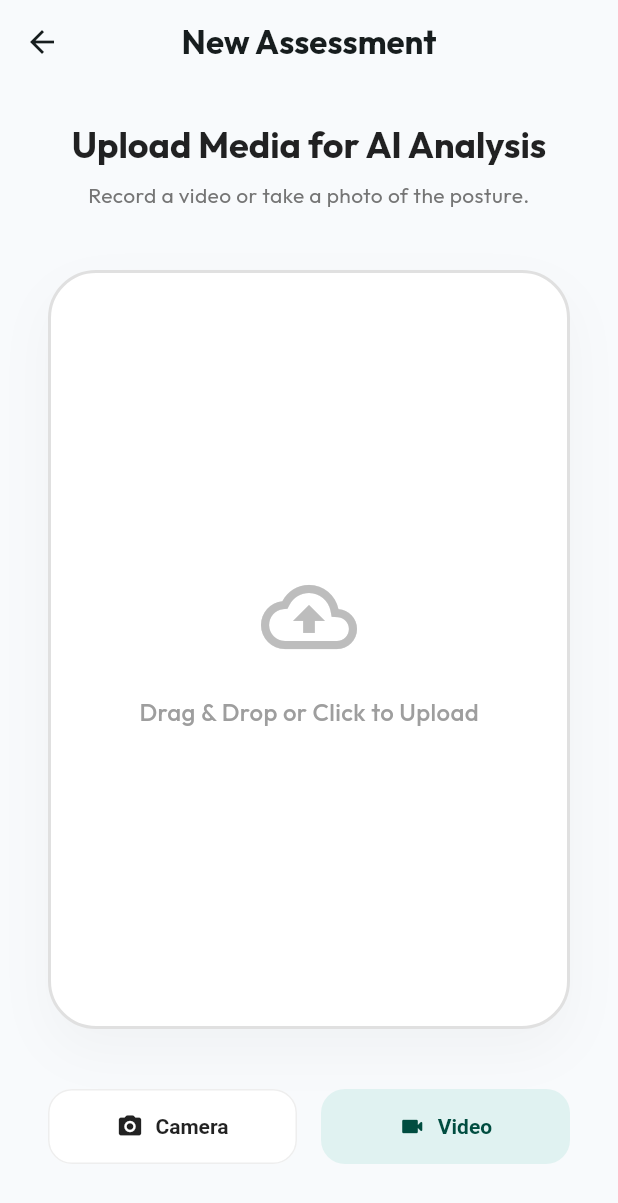
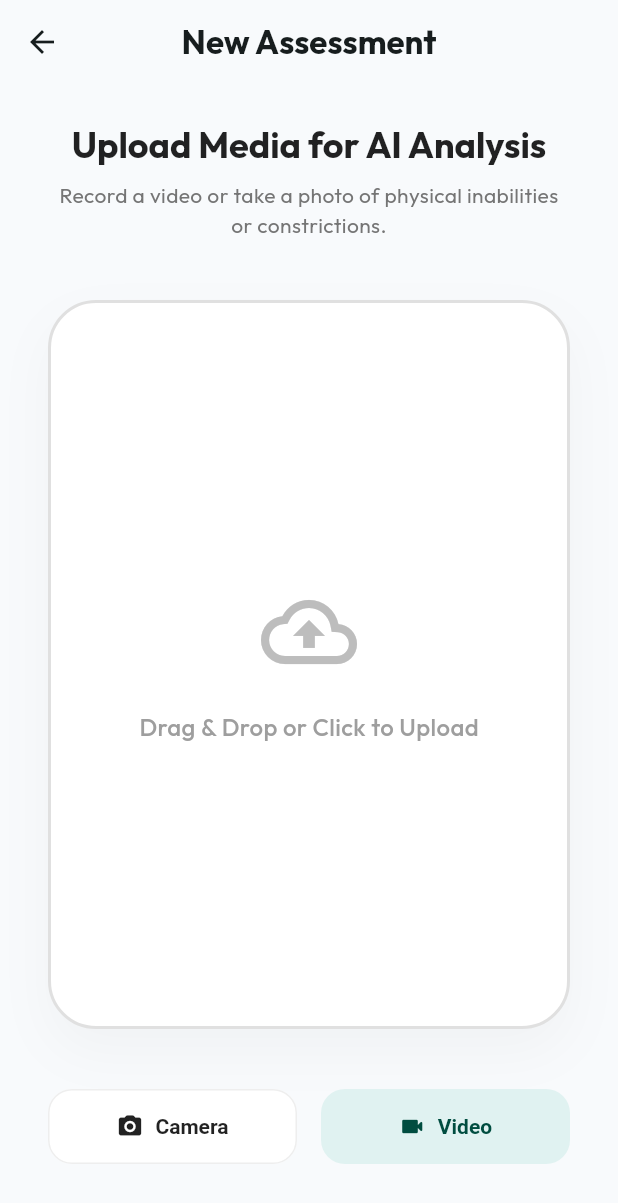
Before and after one commit to Code-Assassin-Fred/form-fit-learner, a Flutter app: the AssessmentScreen screen opened directly, on a phone screen of 412 x 824 dp. Shown: the top 1203 px of the screen. Run offline on Flutter 3.47's test engine with Material 3 defaults, Android fonts, the light colour scheme and no system bars; drawn by our look-alikes of flutter_animate; our stand-ins replace cloud_functions, firebase_auth, firebase_core, firebase_storage, freezed_annotation, google_fonts and 1 more; accounts and stored records are empty; generated files the repository leaves out were written again; statements that could not run were skipped.

Commit message:
shift the application's core messaging and AI logic toward physical inabilities and constrictions

```diff
--- a/apps/lib/screens/assessment_screen.dart
+++ b/apps/lib/screens/assessment_screen.dart
@@ -118,7 +118,7 @@ class _AssessmentScreenState extends State<AssessmentScreen> {
                 ).animate().fadeIn().slideY(begin: -0.2),
                 const SizedBox(height: 8),
                 Text(
-                  'Record a video or take a photo of the posture.',
+                  'Record a video or take a photo of physical inabilities or constrictions.',
                   style: TextStyle(color: Colors.grey.shade600),
                   textAlign: TextAlign.center,
                 ).animate().fadeIn(delay: 200.ms),
@@ -228,7 +228,7 @@ class _AssessmentScreenState extends State<AssessmentScreen> {
                             width: 24,
                             child: CircularProgressIndicator(color: Colors.white, strokeWidth: 2),
                           )
-                        : const Text('Analyze Posture & Barriers', style: TextStyle(fontSize: 18)),
+                        : const Text('Analyze Physical Inabilities & Barriers', style: TextStyle(fontSize: 18)),
                   ).animate().fadeIn().scale(),
                 const SizedBox(height: 24),
               ],
--- a/packages/ai_module/lib/src/prompts.dart
+++ b/packages/ai_module/lib/src/prompts.dart
@@ -1,17 +1,17 @@
 class PhysicalBarrierPrompts {
   static const String analysisPrompt = '''
-Identify physical learning barriers from the provided media (image/video frames).
+Identify physical inabilities and constrictions from the provided media (image/video frames).
 Focus on:
-1. Posture: Slumping, head position, seating alignment.
-2. Ergonomics: Table height, chair support, reach range.
-3. Fine Motor/Grip: How they hold writing/learning tools.
-4. Stability: Tremors, wrist position, arm support.
+1. Physical Inabilities: Missing limbs, paralysis, specific anatomical absence.
+2. Physical Constrictions: Limited reach, rigid joints, rigid posture, tremors.
+3. Fine Motor/Grip: How physical constraints affect tool usage.
+4. Functional Interaction: How the individual adapts their physical state to learn.
 
 Output a structured JSON report with:
-- "issue": Short name of the issue.
-- "details": Description of observed behavior.
-- "impact": How it affects learning.
-- "category": 'grip', 'posture', 'stability', or 'seating'.
+- "issue": Short name of the physical constraint.
+- "details": Description of observed physical state and challenges.
+- "impact": How it affects learning and engagement.
+- "category": 'grip', 'adaptation', 'stability', or 'accessibility'.
 ''';
 
   static String generateReportPrompt(Map<String, dynamic> analysis) {
--- a/packages/stl_generator/lib/src/tool_mapper.dart
+++ b/packages/stl_generator/lib/src/tool_mapper.dart
@@ -12,9 +12,9 @@ class ToolMapper {
     'desk_incline': AssistiveTool(
       id: 'desk_incline',
       name: 'Desk Incline Wedge',
-      description: 'Raises the learning surface to improve posture and head position.',
+      description: 'Raises the learning surface to adapt to physical constrictions and improve accessibility.',
       stlPath: 'tools/desk_incline.stl',
-      category: 'posture',
+      category: 'adaptation',
     ),
     'wrist_cuff': AssistiveTool(
       id: 'wrist_cuff',
@@ -26,9 +26,9 @@ class ToolMapper {
     'hip_stabilizer': AssistiveTool(
       id: 'hip_stabilizer',
       name: 'Hip Stabilizer',
-      description: 'Provides lateral support to ensure a stable seated position.',
+      description: 'Provides lateral support to ensure a stable seated position for physical inabilities.',
       stlPath: 'tools/hip_stabilizer.stl',
-      category: 'seating',
+      category: 'accessibility',
     ),
   };
 
@@ -37,9 +37,9 @@ class ToolMapper {
     final String? category = analysisResults['category'];
 
     if (category == 'grip') return _toolDatabase['pencil_grip'];
-    if (category == 'posture') return _toolDatabase['desk_incline'];
+    if (category == 'adaptation') return _toolDatabase['desk_incline'];
     if (category == 'stability') return _toolDatabase['wrist_cuff'];
-    if (category == 'seating') return _toolDatabase['hip_stabilizer'];
+    if (category == 'accessibility') return _toolDatabase['hip_stabilizer'];
 
     return null;
   }
```
Also changed, not shown: 5 other files.
